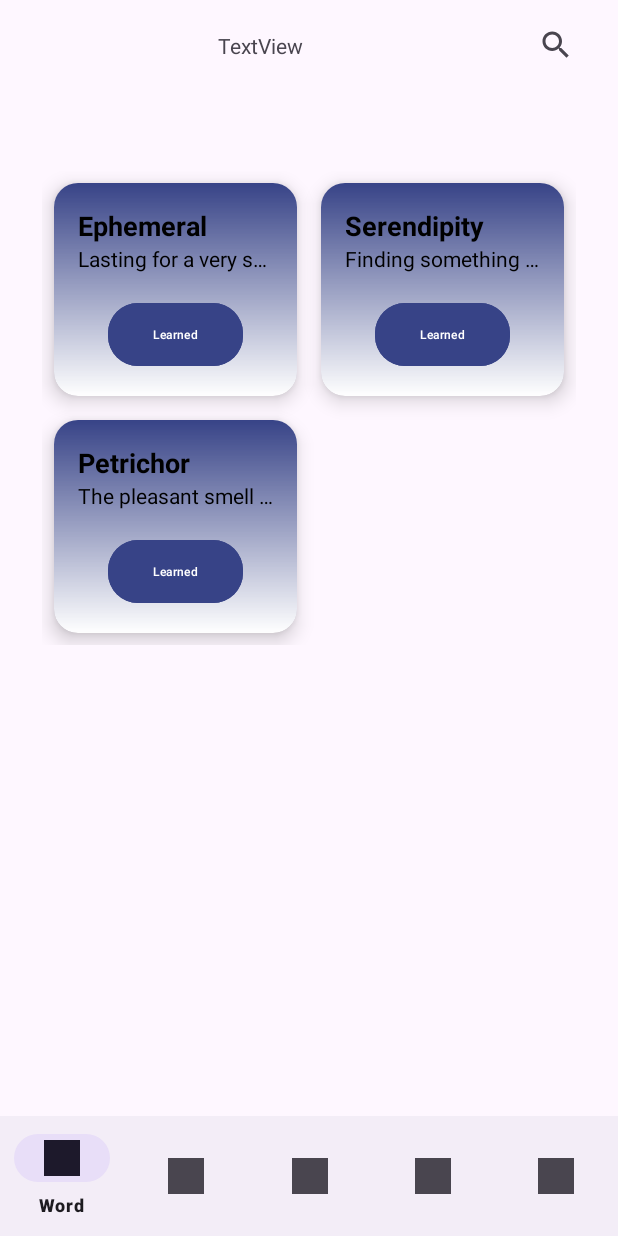
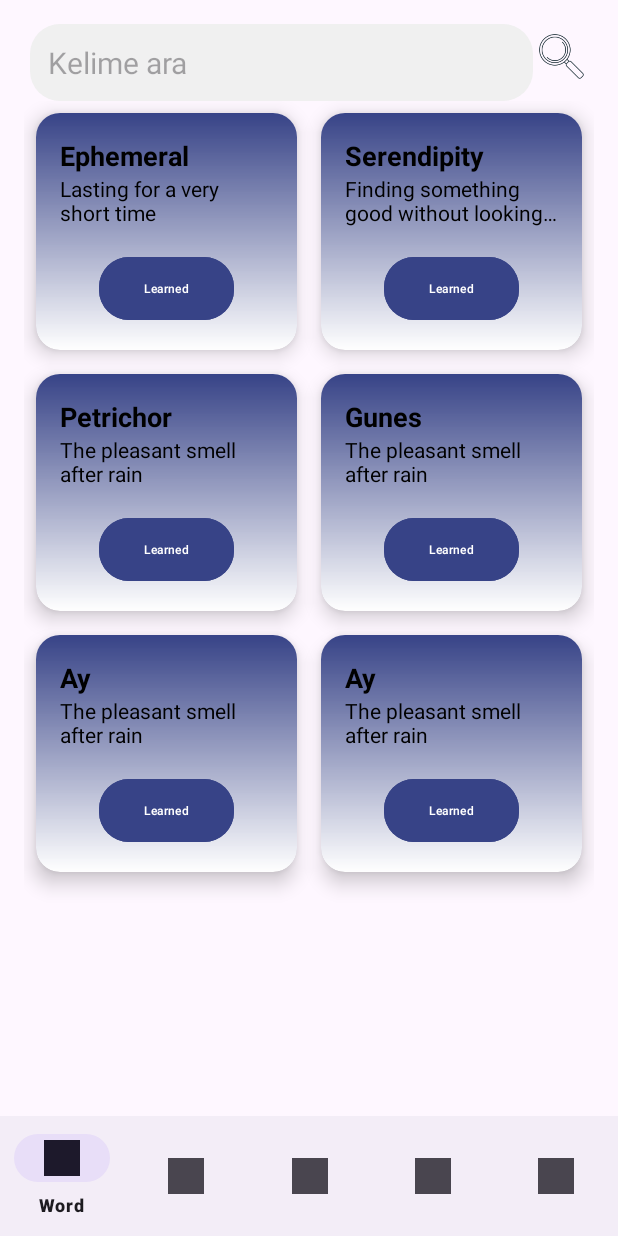
Before and after one commit to gulsenguness/WordMonster, an Android app: the screen it shows after launch (MainActivity), on a phone screen of 412 x 824 dp. Run offline under Robolectric (Android 15) with nearby library versions, the phone set to English and light mode, and no system bars; our stand-ins replace navigation-ui.

Commit message:
search added and update

```diff
--- a/app/src/main/java/com/gulsengunes/wordmonster/ui/fragment/WordFragment.kt
+++ b/app/src/main/java/com/gulsengunes/wordmonster/ui/fragment/WordFragment.kt
@@ -21,7 +21,10 @@
     private val wordList = listOf(
         Word("Ephemeral", "Lasting for a very short time"),
         Word("Serendipity", "Finding something good without looking for it"),
-        Word("Petrichor", "The pleasant smell after rain")
+        Word("Petrichor", "The pleasant smell after rain"),
+        Word("Gunes", "The pleasant smell after rain"),
+        Word("Ay", "The pleasant smell after rain"),
+        Word("Ay", "The pleasant smell after rain"),
     )
 
     override fun onCreateView(
--- /dev/null
+++ b/app/src/main/res/drawable/search_background.xml
@@ -0,0 +1,14 @@
+<?xml version="1.0" encoding="utf-8"?>
+<shape xmlns:android="http://schemas.android.com/apk/res/android"
+    android:shape="rectangle">
+
+    <solid android:color="#F0F0F0"/>
+
+    <corners android:radius="20dp"/>
+
+    <padding
+        android:left="10dp"
+        android:top="10dp"
+        android:right="10dp"
+        android:bottom="10dp"/>
+</shape>
--- a/app/src/main/res/layout/fragment_word.xml
+++ b/app/src/main/res/layout/fragment_word.xml
@@ -6,35 +6,41 @@
     android:layout_height="match_parent"
     tools:context=".ui.fragment.WordFragment">
 
-    <SearchView
-        android:id="@+id/searchView"
-        android:layout_width="65dp"
-        android:layout_height="60dp"
-        app:layout_constraintEnd_toEndOf="parent"
-        app:layout_constraintTop_toTopOf="parent" />
-
-    <TextView
-        android:id="@+id/textView"
-        android:layout_width="wrap_content"
+    <EditText
+        android:id="@+id/search_bar"
+        android:layout_width="0dp"
         android:layout_height="wrap_content"
-        android:text="TextView"
-        app:layout_constraintBottom_toBottomOf="@+id/searchView"
-        app:layout_constraintEnd_toStartOf="@+id/searchView"
+        android:layout_marginStart="20dp"
+        android:layout_marginTop="16dp"
+        android:layout_marginEnd="1dp"
+        android:background="@drawable/search_background"
+        android:hint="Kelime ara"
+        android:padding="12dp"
+        android:textSize="20sp"
+        app:layout_constraintEnd_toStartOf="@+id/imageView3"
         app:layout_constraintStart_toStartOf="parent"
         app:layout_constraintTop_toTopOf="parent" />
 
     <androidx.recyclerview.widget.RecyclerView
         android:id="@+id/recyclerWord"
-        android:layout_width="match_parent"
-        android:layout_height="wrap_content"
-        android:layout_marginStart="28dp"
-        android:layout_marginTop="28dp"
-        android:layout_marginEnd="28dp"
-        android:layout_marginBottom="28dp"
+        android:layout_width="0dp"
+        android:layout_height="0dp"
+        android:layout_marginStart="16dp"
+        android:layout_marginEnd="16dp"
+        android:layout_marginBottom="16dp"
         app:layout_constraintBottom_toBottomOf="parent"
         app:layout_constraintEnd_toEndOf="parent"
-        app:layout_constraintHorizontal_bias="0.25"
         app:layout_constraintStart_toStartOf="parent"
-        app:layout_constraintTop_toBottomOf="@+id/searchView"
-        app:layout_constraintVertical_bias="0.083" />
+        app:layout_constraintTop_toBottomOf="@id/search_bar" />
+
+    <ImageView
+        android:id="@+id/imageView3"
+        android:layout_width="35dp"
+        android:layout_height="35dp"
+        android:layout_marginTop="20dp"
+        android:layout_marginEnd="20dp"
+        android:src="@drawable/search"
+        app:layout_constraintEnd_toEndOf="parent"
+        app:layout_constraintTop_toTopOf="parent" />
+
 </androidx.constraintlayout.widget.ConstraintLayout>
--- a/app/src/main/res/layout/word_item.xml
+++ b/app/src/main/res/layout/word_item.xml
@@ -30,7 +30,7 @@
             android:layout_width="wrap_content"
             android:layout_height="wrap_content"
             android:text="Word Meaning"
-            android:maxLines="1"
+            android:maxLines="2"
             android:ellipsize="end"
             android:textColor="@android:color/black"
             android:textSize="14sp" />
```
Also changed, not shown: app/src/main/res/drawable/search.png (added).
